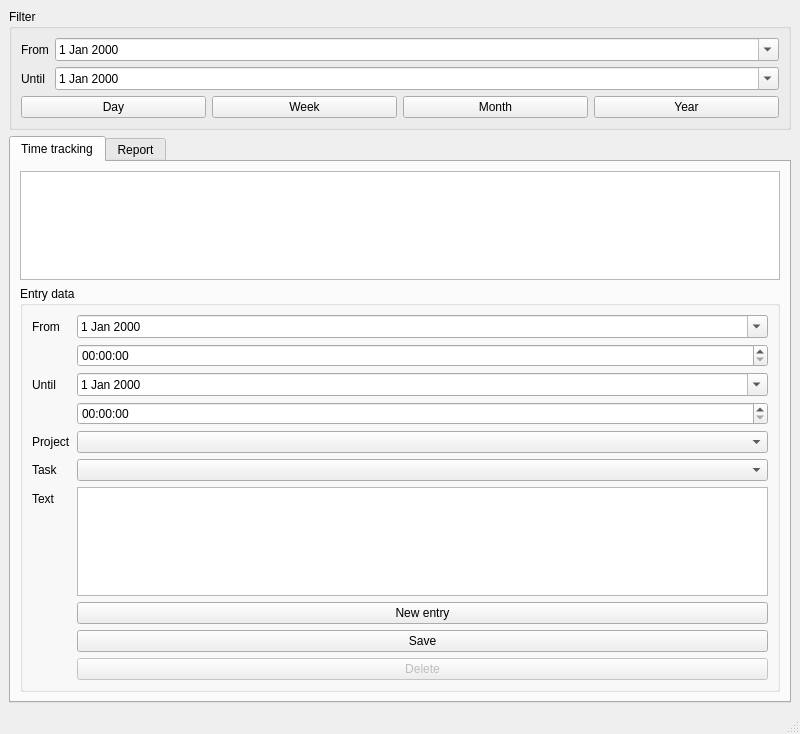
This is timetracker/mainwindow.ui in tsymalla/timetracker as Qt 5 draws it before an edit. The edited form follows.
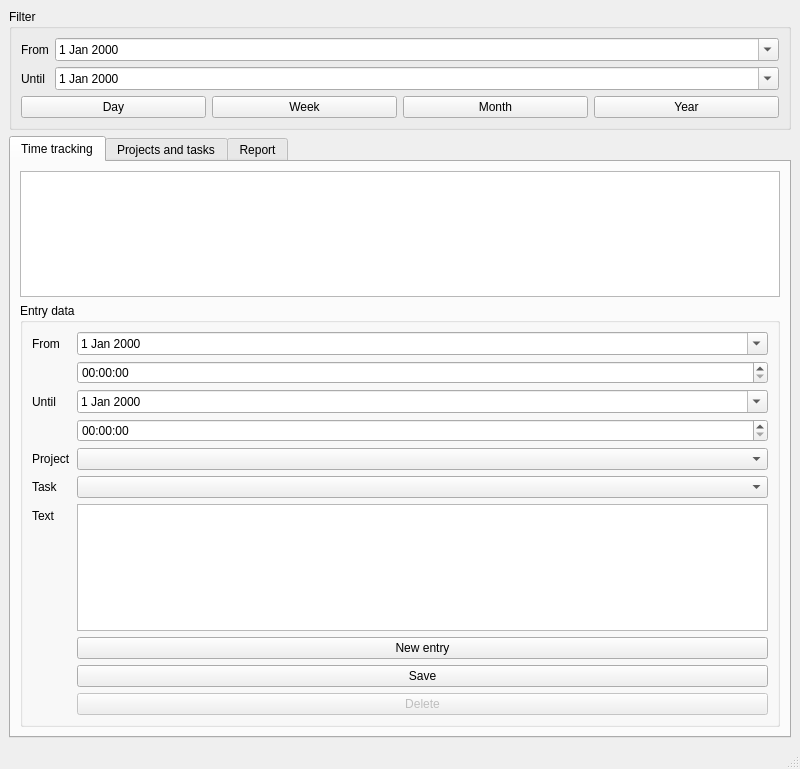
This is the edited form. Custom widgets are drawn as their Qt base class.

Diff of the .ui file:
```diff
--- a/timetracker/mainwindow.ui
+++ b/timetracker/mainwindow.ui
@@ -7,7 +7,7 @@
     <x>0</x>
     <y>0</y>
     <width>800</width>
-    <height>734</height>
+    <height>769</height>
    </rect>
   </property>
   <property name="windowTitle">
@@ -215,6 +215,11 @@
         </item>
        </layout>
       </widget>
+      <widget class="QWidget" name="tabProjectTasks">
+       <attribute name="title">
+        <string>Projects and tasks</string>
+       </attribute>
+      </widget>
       <widget class="QWidget" name="tabReport">
        <attribute name="title">
         <string>Report</string>
```
